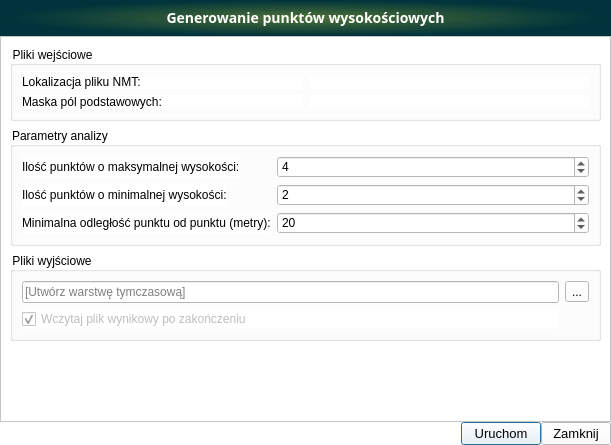
Qt form GeneratePoints/UI/GeneratePoints_UI.ui (eryk918/nmt_analysis_plugin) before a commit.
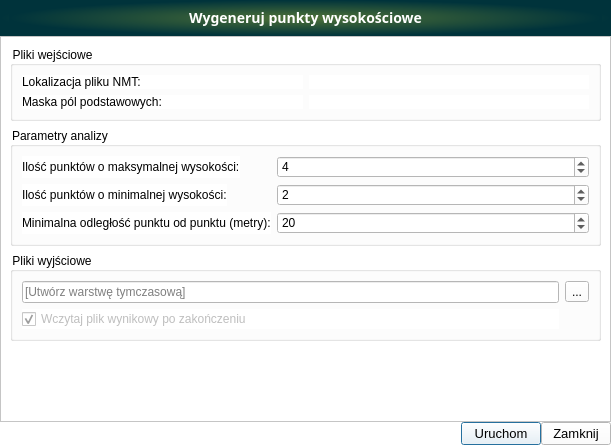
The same form after that commit. Icons and pictures are not drawn. Custom widgets are drawn as their Qt base class.

What changed in the file:
```diff
--- a/GeneratePoints/UI/GeneratePoints_UI.ui
+++ b/GeneratePoints/UI/GeneratePoints_UI.ui
@@ -305,7 +305,7 @@
          <number>0</number>
         </property>
         <property name="text">
-         <string>Generowanie punktów wysokościowych</string>
+         <string>Wygeneruj punkty wysokościowe</string>
         </property>
         <property name="alignment">
          <set>Qt::AlignCenter</set>
```
Left out of the diff: 2 changed lines with no effect on the pictures.
